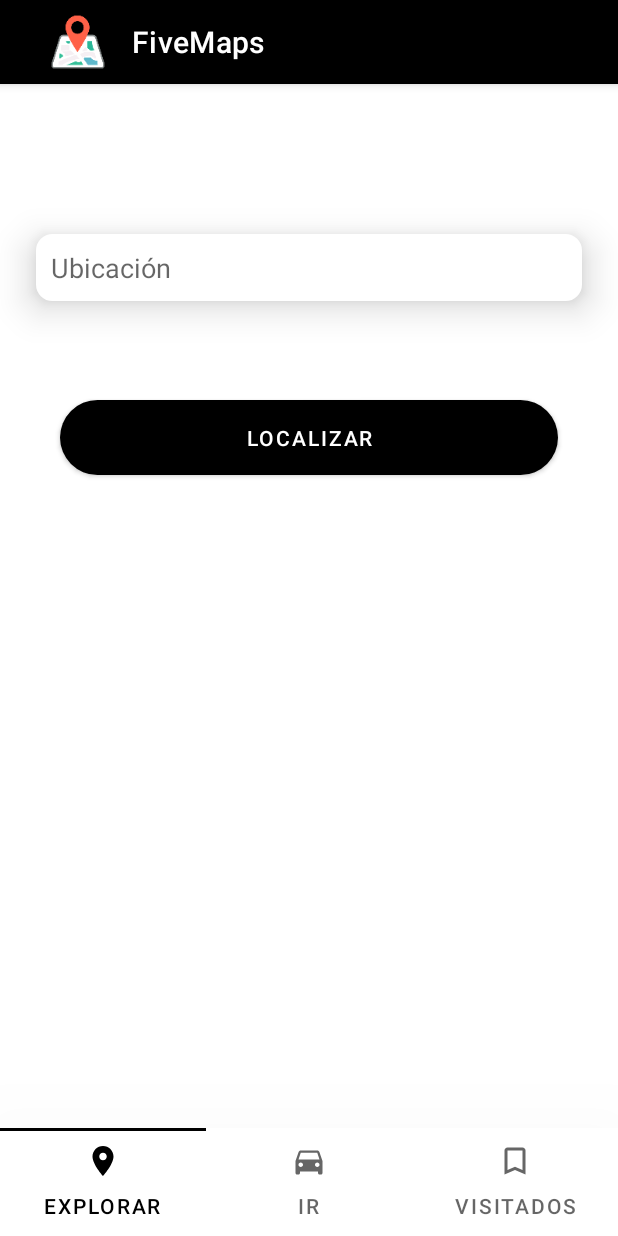
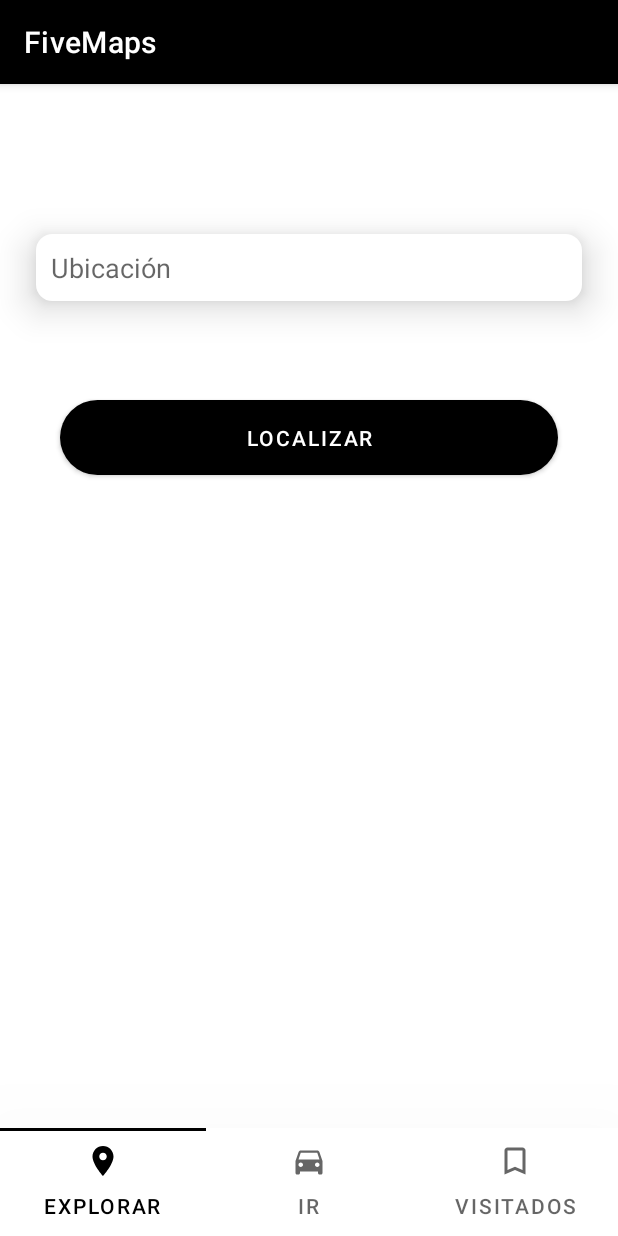
Before and after one commit to santivc/FiveMaps, an Android app: the screen it shows after launch (MainActivity), on a phone screen of 412 x 824 dp. Run offline under Robolectric (Android 15) with nearby library versions, the phone set to English and light mode, and no system bars; 1 statement that could not run was skipped.

Commit message:
Proyecto acabado

```diff
--- a/app/src/main/java/com/example/fivemaps/MainActivity.java
+++ b/app/src/main/java/com/example/fivemaps/MainActivity.java
@@ -29,9 +29,6 @@ public class MainActivity extends AppCompatActivity {
         tabLayout = findViewById(R.id.tabLayout);
         viewPager = findViewById(R.id.container);
 
-        getSupportActionBar();
-        getSupportActionBar().setDisplayShowHomeEnabled(true);
-        getSupportActionBar().setIcon(R.mipmap.ic_launcher);
 
         adapter = new PagerAdapter(getSupportFragmentManager(), tabLayout.getTabCount());
         viewPager.setAdapter(adapter);
@@ -53,7 +50,7 @@ public class MainActivity extends AppCompatActivity {
         });
         solicitarPermisos();
 
-        Places.initialize(MainActivity.this, "AIzaSyCxihh7Rm3D31REus2K6HMNEj3FOw_a5u8");
+        Places.initialize(MainActivity.this, getResources().getString(R.string.google_maps_key));
     }
 
     private void solicitarPermisos() {
--- a/app/src/main/java/com/example/fivemaps/MapsActivity.java
+++ b/app/src/main/java/com/example/fivemaps/MapsActivity.java
@@ -77,7 +77,7 @@ public class MapsActivity extends AppCompatActivity implements View.OnClickListe
                 .findFragmentById(R.id.map);
         mapFragment.getMapAsync(this);
 
-        Places.initialize(MapsActivity.this, "AIzaSyCxihh7Rm3D31REus2K6HMNEj3FOw_a5u8");
+        Places.initialize(MapsActivity.this, getResources().getString(R.string.google_maps_key));
         geocoder = new Geocoder(MapsActivity.this);
 
         Bundle bundle = getIntent().getExtras();
@@ -190,7 +190,7 @@ public class MapsActivity extends AppCompatActivity implements View.OnClickListe
             AlertDialog.Builder builder = new AlertDialog.Builder(this);
             builder
                     .setTitle("Conoce " + direccionUbicacion.getCountryName())
-                    .setMessage("Si quieres saber mas sobre esta ubicación has clic en informacion")
+                    .setMessage("Si quieres saber más sobre esta ubicación pulsa en información")
                     .setNeutralButton(getString(R.string.information), new DialogInterface.OnClickListener() {
                         @Override
                         public void onClick(DialogInterface dialog, int which) {
--- a/app/src/main/res/mipmap-anydpi-v26/ic_launcher.xml
+++ b/app/src/main/res/mipmap-anydpi-v26/ic_launcher.xml
@@ -1,5 +1,5 @@
 <?xml version="1.0" encoding="utf-8"?>
 <adaptive-icon xmlns:android="http://schemas.android.com/apk/res/android">
-    <background android:drawable="@drawable/ic_launcher_background"/>
+    <background android:drawable="@color/ic_launcher_background"/>
     <foreground android:drawable="@mipmap/ic_launcher_foreground"/>
 </adaptive-icon>
--- a/app/src/main/res/mipmap-anydpi-v26/ic_launcher_round.xml
+++ b/app/src/main/res/mipmap-anydpi-v26/ic_launcher_round.xml
@@ -1,5 +1,5 @@
 <?xml version="1.0" encoding="utf-8"?>
 <adaptive-icon xmlns:android="http://schemas.android.com/apk/res/android">
-    <background android:drawable="@drawable/ic_launcher_background"/>
+    <background android:drawable="@color/ic_launcher_background"/>
     <foreground android:drawable="@mipmap/ic_launcher_foreground"/>
 </adaptive-icon>
```
Also changed, not shown: app/src/main/ic_launcher-playstore.png, app/src/main/res/mipmap-hdpi/ic_launcher.png, app/src/main/res/mipmap-hdpi/ic_launcher_round.png, app/src/main/res/mipmap-mdpi/ic_launcher.png, app/src/main/res/mipmap-mdpi/ic_launcher_round.png, app/src/main/res/mipmap-xhdpi/ic_launcher.png, app/src/main/res/mipmap-xhdpi/ic_launcher_round.png, app/src/main/res/mipmap-xxhdpi/ic_launcher.png, app/src/main/res/mipmap-xxhdpi/ic_launcher_round.png, app/src/main/res/mipmap-xxxhdpi/ic_launcher.png, app/src/main/res/mipmap-xxxhdpi/ic_launcher_round.png.
